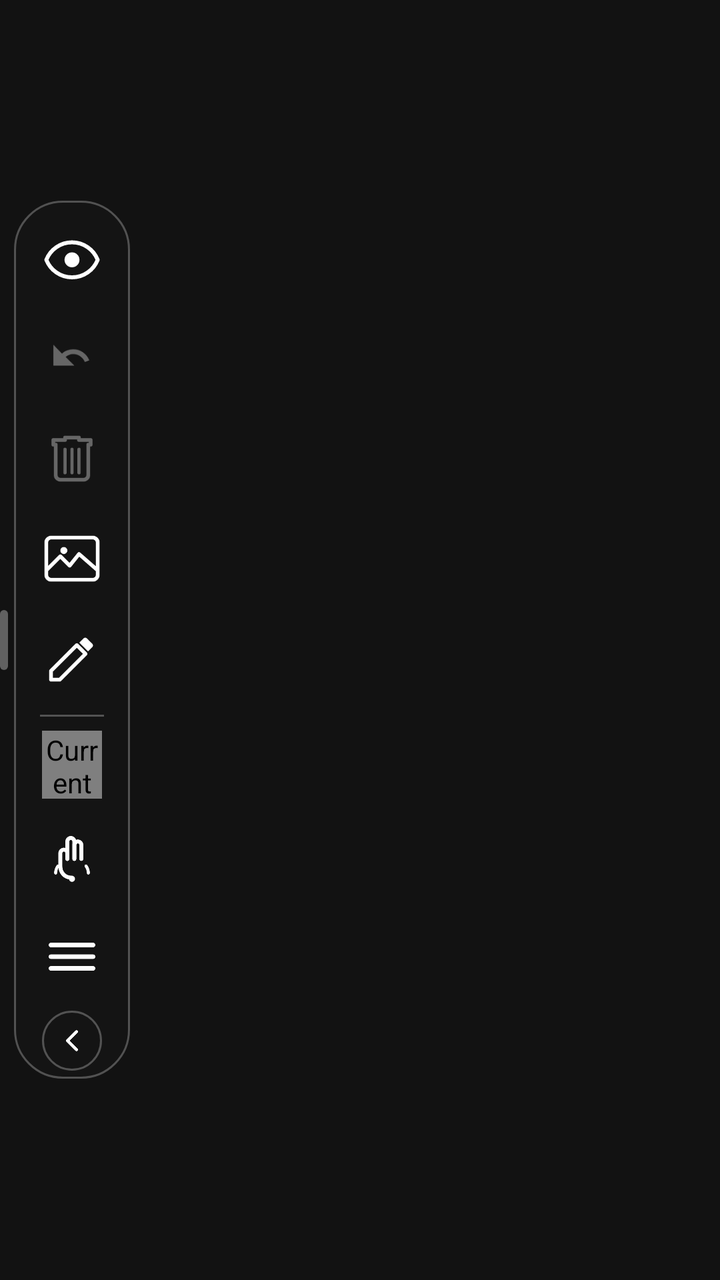
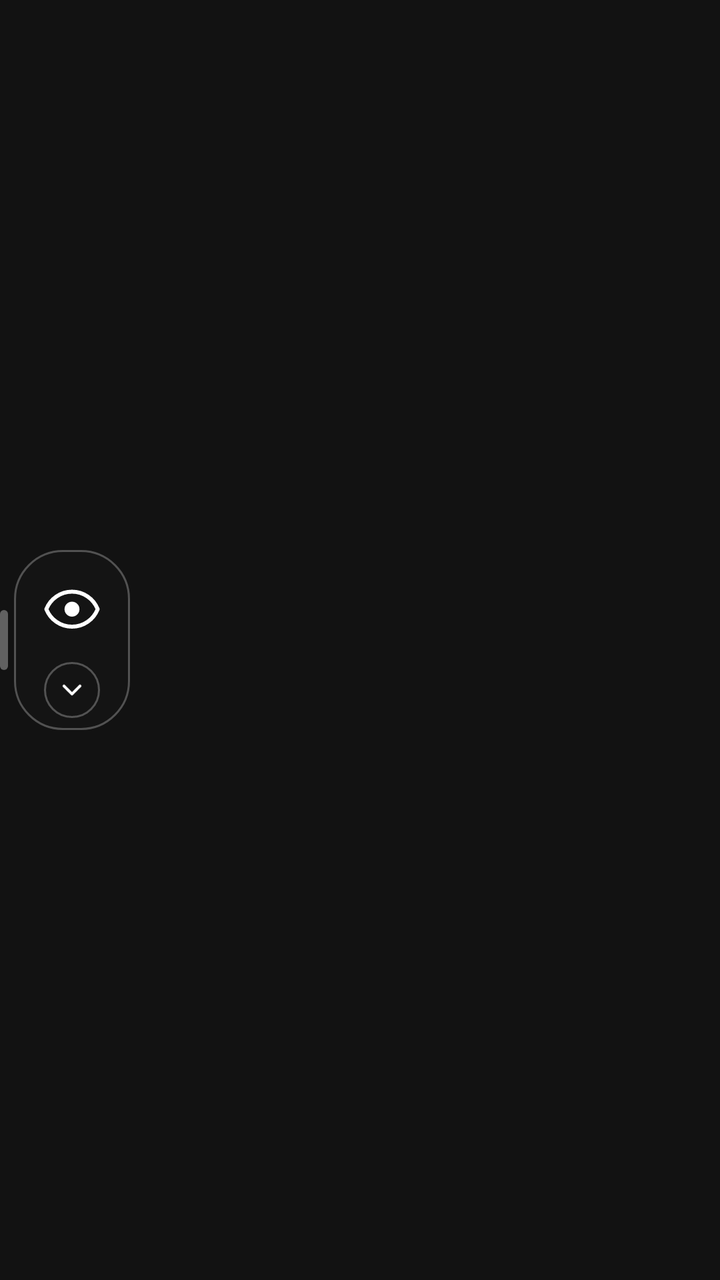

Two renders of the same Android screen: before a commit and after it. Below are the layout's source before the change and the commit's diff.
<!-- AndroidManifest.xml: application theme Theme.DrawAnywhere -->
<!-- res/layout/overlay_toolbar_vertical.xml -->
<?xml version="1.0" encoding="utf-8"?>
<LinearLayout
    xmlns:android="http://schemas.android.com/apk/res/android"
    android:layout_width="wrap_content"
    android:layout_height="wrap_content"
    android:orientation="horizontal"
    android:gravity="center_vertical">

    <View
        android:layout_width="4dp"
        android:layout_height="30dp"
        android:background="@drawable/bg_grip_handle"
        android:layout_marginEnd="3dp" />

    <LinearLayout
        android:id="@+id/toolbar_content_col"
        android:layout_width="wrap_content"
        android:layout_height="wrap_content"
        android:orientation="vertical"
        android:gravity="center_horizontal"
        android:background="@drawable/bg_toolbar"
        android:paddingStart="4dp"
        android:paddingEnd="4dp"
        android:paddingTop="4dp"
        android:paddingBottom="4dp"
        android:elevation="8dp">

        
        <ImageView
            android:id="@+id/btn_hide"
            android:layout_width="50dp"
            android:layout_height="50dp"
            android:padding="11dp"
            android:src="@drawable/ic_eye"
            android:tint="@color/toolbar_icon_default"
            android:scaleType="fitCenter"
            android:background="@android:color/transparent"
            android:clickable="true"
            android:focusable="true"
            android:contentDescription="@string/cd_btn_hide" />

        
        <ScrollView
            android:id="@+id/toolbar_scroll_container"
            android:layout_width="wrap_content"
            android:layout_height="wrap_content"
            android:scrollbars="none"
            android:overScrollMode="never"
            android:requiresFadingEdge="vertical"
            android:fadingEdgeLength="@dimen/toolbar_fading_edge_length">

            <LinearLayout
                android:id="@+id/toolbar_scroll_inner"
                android:layout_width="wrap_content"
                android:layout_height="wrap_content"
                android:orientation="vertical"
                android:gravity="center_horizontal">

                <ImageView
                    android:id="@+id/btn_undo"
                    android:layout_width="50dp"
                    android:layout_height="50dp"
                    android:padding="11dp"
                    android:src="@drawable/ic_undo"
                    android:tint="@color/toolbar_icon_default"
                    android:scaleType="fitCenter"
                    android:background="@android:color/transparent"
                    android:clickable="true"
                    android:focusable="true"
                    android:alpha="0.35"
                    android:enabled="false"
                    android:contentDescription="@string/cd_btn_undo" />

                <ImageView
                    android:id="@+id/btn_clear"
                    android:layout_width="50dp"
                    android:layout_height="50dp"
                    android:padding="11dp"
                    android:src="@drawable/ic_trash"
                    android:tint="@color/toolbar_icon_default"
                    android:scaleType="fitCenter"
                    android:background="@android:color/transparent"
                    android:clickable="true"
                    android:focusable="true"
                    android:alpha="0.35"
                    android:enabled="false"
                    android:contentDescription="@string/cd_btn_clear" />

                <ImageView
                    android:id="@+id/btn_add_image"
                    android:layout_width="50dp"
                    android:layout_height="50dp"
                    android:padding="11dp"
                    android:src="@drawable/ic_image"
                    android:tint="@color/toolbar_icon_default"
                    android:scaleType="fitCenter"
                    android:background="@android:color/transparent"
                    android:clickable="true"
                    android:focusable="true"
                    android:contentDescription="@string/cd_btn_image" />

                <ImageView
                    android:id="@+id/btn_tools"
                    android:layout_width="50dp"
                    android:layout_height="50dp"
                    android:padding="11dp"
                    android:src="@drawable/ic_pen"
                    android:tint="@color/toolbar_icon_default"
                    android:scaleType="fitCenter"
                    android:background="@android:color/transparent"
                    android:clickable="true"
                    android:focusable="true"
                    android:contentDescription="@string/cd_btn_tools" />

                <View
                    android:id="@+id/toolbar_divider"
                    android:layout_width="32dp"
                    android:layout_height="1dp"
                    android:background="@color/toolbar_divider"
                    android:layout_marginTop="3dp"
                    android:layout_marginBottom="3dp" />

                <com.drawanywhere.app.ColorDropView
                    android:id="@+id/view_color_dot"
                    android:layout_width="30dp"
                    android:layout_height="34dp"
                    android:layout_marginTop="4dp"
                    android:layout_marginBottom="4dp"
                    android:clickable="true"
                    android:focusable="true"
                    android:contentDescription="@string/cd_color_dot" />

                <ImageView
                    android:id="@+id/btn_finger"
                    android:layout_width="50dp"
                    android:layout_height="50dp"
                    android:padding="11dp"
                    android:src="@drawable/ic_finger"
                    android:tint="@color/toolbar_icon_default"
                    android:scaleType="fitCenter"
                    android:background="@android:color/transparent"
                    android:clickable="true"
                    android:focusable="true"
                    android:contentDescription="@string/cd_btn_finger" />

                <ImageView
                    android:id="@+id/btn_settings"
                    android:layout_width="50dp"
                    android:layout_height="50dp"
                    android:padding="11dp"
                    android:src="@drawable/ic_settings"
                    android:tint="@color/toolbar_icon_default"
                    android:scaleType="fitCenter"
                    android:background="@android:color/transparent"
                    android:clickable="true"
                    android:focusable="true"
                    android:contentDescription="@string/cd_btn_settings" />

            </LinearLayout>
        </ScrollView>

        
        <FrameLayout
            android:layout_width="30dp"
            android:layout_height="30dp"
            android:layout_marginTop="2dp"
            android:background="@drawable/bg_collapse_pill">
            <ImageView
                android:id="@+id/btn_collapse_arrow"
                android:layout_width="match_parent"
                android:layout_height="match_parent"
                android:padding="6dp"
                android:src="@drawable/ic_chevron_left"
                android:tint="@color/toolbar_icon_default"
                android:scaleType="fitCenter"
                android:clickable="true"
                android:focusable="true"
                android:contentDescription="@string/cd_btn_collapse" />
        </FrameLayout>

    </LinearLayout>

</LinearLayout>
<!-- resources referenced by this layout -->
<resources>
  <color name="toolbar_divider">#44FFFFFF</color>
  <color name="toolbar_icon_default">#FFFFFFFF</color>
  <dimen name="toolbar_fading_edge_length">18dp</dimen>
  <!-- drawable bg_collapse_pill (drawable) -->
  <?xml version="1.0" encoding="utf-8"?>
  <shape xmlns:android="http://schemas.android.com/apk/res/android"
      android:shape="oval">
      <solid android:color="@color/toolbar_bg" />
      <stroke
          android:width="1dp"
          android:color="@color/toolbar_divider" />
  </shape>
  <!-- drawable bg_grip_handle (drawable) -->
  <?xml version="1.0" encoding="utf-8"?>
  <shape xmlns:android="http://schemas.android.com/apk/res/android"
      android:shape="rectangle">
      <solid android:color="#55FFFFFF" />
      <corners android:radius="3dp" />
  </shape>
  <!-- drawable bg_toolbar (drawable) -->
  <?xml version="1.0" encoding="utf-8"?>
  <shape xmlns:android="http://schemas.android.com/apk/res/android"
      android:shape="rectangle">
  
      <solid android:color="@color/toolbar_bg" />
  
      <corners android:radius="24dp" />
  
      <stroke
          android:width="1dp"
          android:color="@color/toolbar_divider" />
  
  </shape>
  <!-- drawable ic_chevron_left (drawable) -->
  <?xml version="1.0" encoding="utf-8"?>
  <vector xmlns:android="http://schemas.android.com/apk/res/android"
      android:width="24dp" android:height="24dp"
      android:viewportWidth="24" android:viewportHeight="24">
      <path
          android:pathData="M15,18L9,12L15,6"
          android:fillColor="#00000000"
          android:strokeColor="#FFFFFFFF"
          android:strokeWidth="2"
          android:strokeLineCap="round"
          android:strokeLineJoin="round" />
  </vector>
  <!-- drawable ic_pen (drawable) -->
  <?xml version="1.0" encoding="utf-8"?>
  <vector xmlns:android="http://schemas.android.com/apk/res/android"
      android:width="24dp"
      android:height="24dp"
      android:viewportWidth="24"
      android:viewportHeight="24">
  
      
      <path
          android:pathData="M3,17.25V21H6.75L17.81,9.94L14.06,6.19L3,17.25Z"
          android:fillColor="#00000000"
          android:strokeColor="#FFFFFFFF"
          android:strokeWidth="1.6"
          android:strokeLineCap="round"
          android:strokeLineJoin="round" />
  
      
      <path
          android:pathData="M20.71,7.04C21.1,6.65 21.1,6.02 20.71,5.63L18.37,3.29C17.98,2.9 17.35,2.9 16.96,3.29L15.13,5.12L18.88,8.87L20.71,7.04Z"
          android:fillColor="#FFFFFFFF" />
  
  </vector>
  <!-- drawable ic_undo (drawable) -->
  <?xml version="1.0" encoding="utf-8"?>
  <vector xmlns:android="http://schemas.android.com/apk/res/android"
      android:width="24dp"
      android:height="24dp"
      android:viewportWidth="24"
      android:viewportHeight="24">
  
      <path
          android:pathData="M12.5,8C10.65,8 8.99,8.7 7.7,9.83L4,6V15H13L9.27,11.27C10.16,10.49 11.28,10 12.5,10C14.77,10 16.72,11.44 17.5,13.45L19.41,12.74C18.29,9.87 15.61,8 12.5,8Z"
          android:fillColor="#FFFFFFFF" />
  
  </vector>
  <string name="cd_btn_clear">Clear canvas</string>
  <string name="cd_btn_collapse">Collapse or expand toolbar</string>
  <string name="cd_btn_finger">Toggle touch pass-through</string>
  <string name="cd_btn_hide">Hide or show canvas</string>
  <string name="cd_btn_image">Add image from gallery</string>
  <string name="cd_btn_settings">Open settings</string>
  <string name="cd_btn_tools">Select drawing tool</string>
  <string name="cd_btn_undo">Undo last stroke</string>
  <string name="cd_color_dot">Current drawing color</string>
  <color name="toolbar_bg">#E8141414</color>
  <color name="colorPrimary">#FFB73A3A</color>
  <color name="colorPrimaryVariant">#FF8B0000</color>
  <color name="colorOnPrimary">#FFFFFFFF</color>
  <color name="colorSecondary">#FF444444</color>
  <color name="colorOnSecondary">#FFFFFFFF</color>
  <color name="colorError">#FFCF6679</color>
  <color name="colorOnError">#FF000000</color>
  <color name="colorSurface">#FF1C1C1C</color>
  <color name="colorOnSurface">#FFFFFFFF</color>
  <color name="colorBackground">#FF121212</color>
  <!-- unchanged entries left out for length: 6 -->
</resources>

<!-- the commit's change to res/layout/overlay_toolbar_vertical.xml (unified diff, before → after) -->
@@ -40,10 +40,31 @@
             android:contentDescription="@string/cd_btn_hide" />
 
         
+        <FrameLayout
+            android:layout_width="28dp"
+            android:layout_height="28dp"
+            android:layout_marginTop="2dp"
+            android:layout_marginBottom="2dp"
+            android:background="@drawable/bg_collapse_pill">
+            <ImageView
+                android:id="@+id/btn_collapse_arrow"
+                android:layout_width="match_parent"
+                android:layout_height="match_parent"
+                android:padding="6dp"
+                android:src="@drawable/ic_chevron_down"
+                android:tint="@color/toolbar_icon_default"
+                android:scaleType="fitCenter"
+                android:clickable="true"
+                android:focusable="true"
+                android:contentDescription="@string/cd_btn_collapse" />
+        </FrameLayout>
+
+        
         <ScrollView
             android:id="@+id/toolbar_scroll_container"
             android:layout_width="wrap_content"
-            android:layout_height="wrap_content"
+            android:layout_height="0dp"
+            android:layout_weight="0"
             android:scrollbars="none"
             android:overScrollMode="never"
             android:requiresFadingEdge="vertical"
@@ -159,25 +180,6 @@
             </LinearLayout>
         </ScrollView>
 
-        
-        <FrameLayout
-            android:layout_width="30dp"
-            android:layout_height="30dp"
-            android:layout_marginTop="2dp"
-            android:background="@drawable/bg_collapse_pill">
-            <ImageView
-                android:id="@+id/btn_collapse_arrow"
-                android:layout_width="match_parent"
-                android:layout_height="match_parent"
-                android:padding="6dp"
-                android:src="@drawable/ic_chevron_left"
-                android:tint="@color/toolbar_icon_default"
-                android:scaleType="fitCenter"
-                android:clickable="true"
-                android:focusable="true"
-                android:contentDescription="@string/cd_btn_collapse" />
-        </FrameLayout>
-
     </LinearLayout>
 
 </LinearLayout>
<!-- resource entries referenced after the edit -->
@@ -33,13 +33,13 @@
           android:color="@color/toolbar_divider" />
   
   </shape>
-  <!-- drawable ic_chevron_left (drawable) -->
+  <!-- drawable ic_chevron_down (drawable) -->
   <?xml version="1.0" encoding="utf-8"?>
   <vector xmlns:android="http://schemas.android.com/apk/res/android"
       android:width="24dp" android:height="24dp"
       android:viewportWidth="24" android:viewportHeight="24">
       <path
-          android:pathData="M15,18L9,12L15,6"
+          android:pathData="M6,9L12,15L18,9"
           android:fillColor="#00000000"
           android:strokeColor="#FFFFFFFF"
           android:strokeWidth="2"
